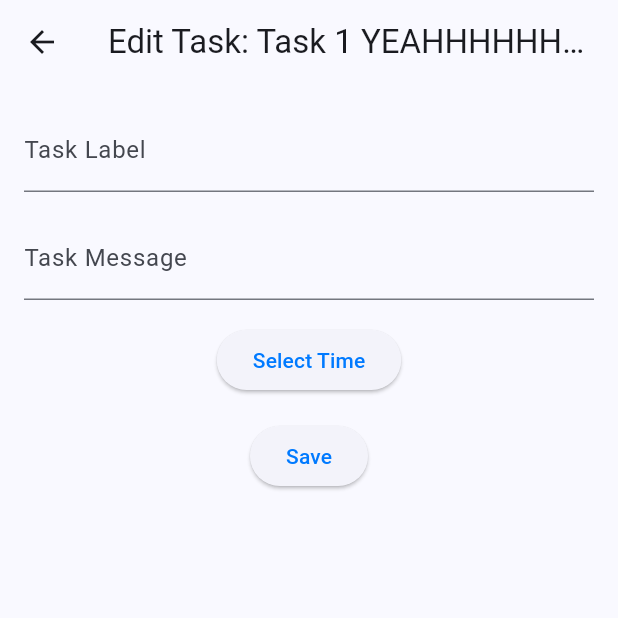
After one commit to Sean-ORourke/MySpokenSchedules, a Flutter app: the screen it shows after launch, after a tap on the "mode edit" icon, on a phone screen of 412 x 824 dp, the top half of it. The commit adds this screen. Run offline on Flutter 3.47's test engine with Material 3 defaults, Android fonts, the phone set to English and light mode, and no system bars.

Commit message:
task detail view shows name of task

```diff
--- /dev/null
+++ b/my_spoken_schedules/lib/view/task_detail_view.dart
@@ -0,0 +1,49 @@
+import 'package:flutter/material.dart';
+
+class EditTaskPage extends StatelessWidget {
+  final String taskLabel;
+
+  EditTaskPage({required this.taskLabel});
+  @override
+  Widget build(BuildContext context) {
+    final TextEditingController labelController = TextEditingController();
+    final TextEditingController messageController = TextEditingController();
+
+    return Scaffold(
+      appBar: AppBar(
+        title: Text('Edit Task: $taskLabel'),
+      ),
+      body: Padding(
+        padding: const EdgeInsets.all(16.0),
+        child: Column(
+          children: [
+            TextField(
+              controller: labelController,
+              decoration: InputDecoration(labelText: 'Task Label'),
+            ),
+            SizedBox(height: 16.0),
+            TextField(
+              controller: messageController,
+              decoration: InputDecoration(labelText: 'Task Message'),
+            ),
+            SizedBox(height: 16.0),
+            ElevatedButton(
+              onPressed: () {
+                // Add logic to select time
+              },
+              child: Text('Select Time'),
+            ),
+            SizedBox(height: 16.0),
+            ElevatedButton(
+              onPressed: () {
+                // Add logic to save changes
+                Navigator.pop(context);
+              },
+              child: Text('Save'),
+            ),
+          ],
+        ),
+      ),
+    );
+  }
+}
--- a/my_spoken_schedules/lib/view/widgets/single_task_widget.dart
+++ b/my_spoken_schedules/lib/view/widgets/single_task_widget.dart
@@ -1,5 +1,6 @@
 import 'package:flutter/material.dart';
 import 'package:my_spoken_schedules/view_model/tasks_view_model.dart';
+import 'package:my_spoken_schedules/view/task_detail_view.dart';
 
 class SingleTaskWidget extends StatelessWidget {
   final TasksViewModel taskViewModel;
@@ -22,11 +23,28 @@ class SingleTaskWidget extends StatelessWidget {
               'No Message', // Provide a default value
           style: TextStyle(color: Colors.grey),
         ),
-        trailing: const Row(
+        trailing: Row(
           mainAxisSize: MainAxisSize.min,
           children: [
-            Icon(Icons.mode_edit),
-            Icon(Icons.delete_forever),
+            IconButton(
+              icon: Icon(Icons.mode_edit),
+              onPressed: () {
+                Navigator.push(
+                  context,
+                  MaterialPageRoute(
+                      builder: (context) => EditTaskPage(
+                          taskLabel:
+                              taskViewModel.taskModel!.label ?? 'No Label')),
+                );
+              },
+            ),
+            SizedBox(width: 8.0), // Space between buttons
+            IconButton(
+              icon: Icon(Icons.delete_forever),
+              onPressed: () {
+                // Add logic to delete task
+              },
+            ),
           ],
         ),
       ),
```
